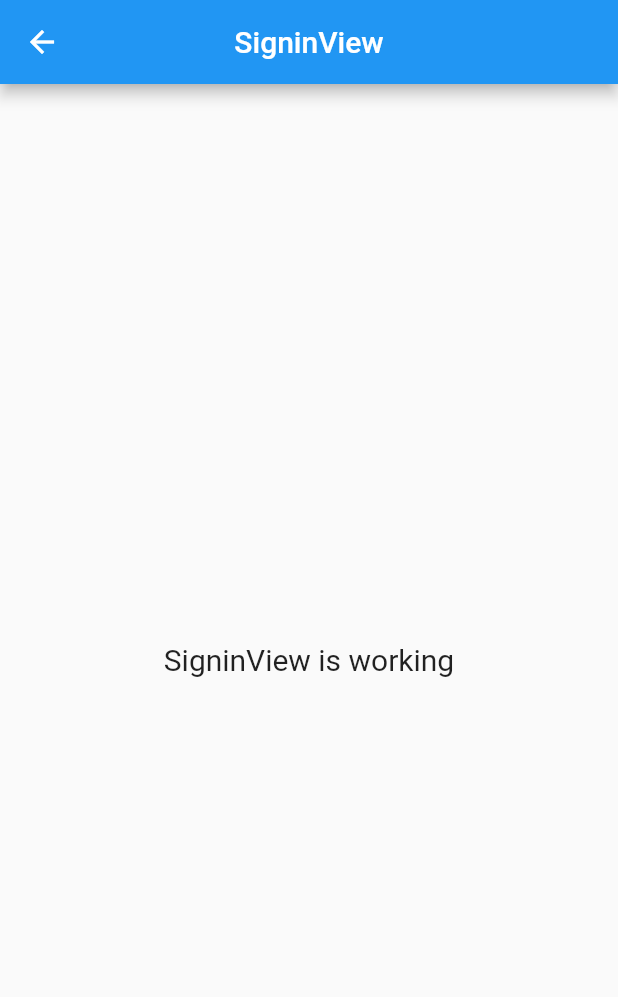
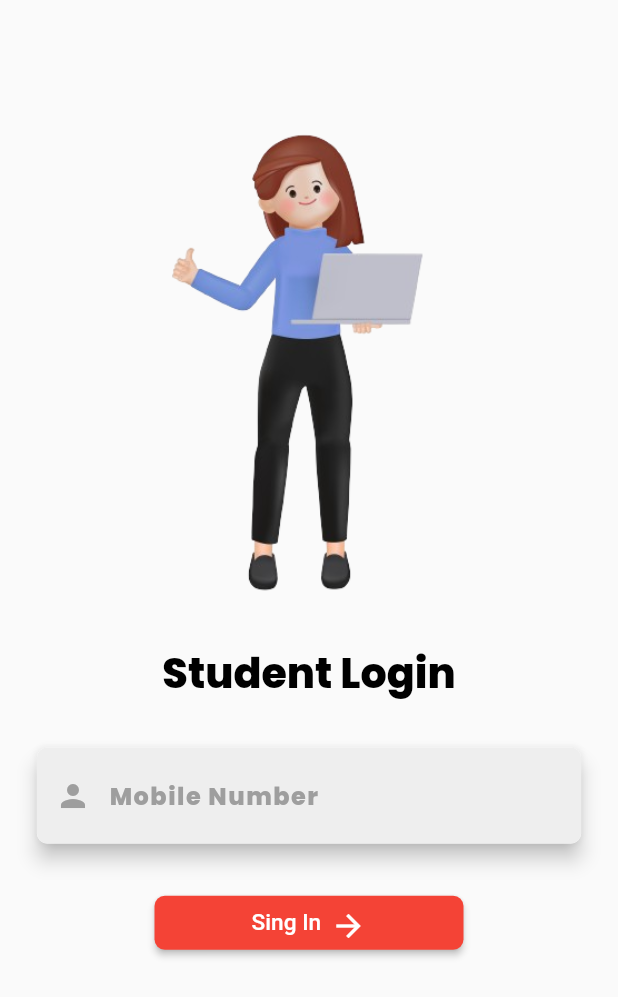
Before and after one commit to jbsInstitute12/studentApp, a Flutter app: the SigninView screen opened by its route, on a phone screen of 412 x 824 dp. Shown: the top 997 px of the screen. Run offline on Flutter 3.47's test engine with Material 2 defaults, Android fonts, the light colour scheme and no system bars; our stand-ins replace get, google_fonts, sizer.

Commit message:
add utils

```diff
--- /dev/null
+++ b/lib/app/data/appColors.dart
@@ -0,0 +1,12 @@
+import 'dart:ui';
+
+import 'package:flutter/material.dart';
+import 'package:get/get.dart';
+
+class AppColors {
+  static const Color whiteColor = Colors.white;
+  static const Color redColor = Colors.red;
+  static Color geryColor = Colors.grey.shade200;
+  static Color greyTextColor = Colors.grey.shade500;
+  static Color blackTextColor = Colors.black;
+}
--- a/lib/app/data/appStrings.dart
+++ b/lib/app/data/appStrings.dart
@@ -2,6 +2,8 @@ class AppStrings {
   static const todays = "todays";
   static const aboutUse = "About Us";
   static const managementMessage = "Management Message";
+  static const signIn = "Sing In";
+  static const studentLogin = "Student Login";
   // static const todays="todays";
   // static const todays="todays";
   // static const todays="todays";
--- /dev/null
+++ b/lib/app/data/fontFamily.dart
@@ -0,0 +1,5 @@
+import 'package:google_fonts/google_fonts.dart';
+
+class FontFamily {
+  static final String? popins = GoogleFonts.getFont("Poppins").fontFamily;
+}
--- a/lib/app/modules/signin/views/signin_view.dart
+++ b/lib/app/modules/signin/views/signin_view.dart
@@ -1,6 +1,12 @@
 import 'package:flutter/material.dart';
 
 import 'package:get/get.dart';
+import 'package:google_fonts/google_fonts.dart';
+import 'package:sizer/sizer.dart';
+import 'package:studentapp/app/data/appColors.dart';
+import 'package:studentapp/app/data/appStrings.dart';
+import 'package:studentapp/app/modules/dashboard/views/dashboard_view.dart';
+import 'package:studentapp/gen/assets.gen.dart';
 
 import '../controllers/signin_controller.dart';
 
@@ -9,16 +15,100 @@ class SigninView extends GetView<SigninController> {
   @override
   Widget build(BuildContext context) {
     return Scaffold(
-      appBar: AppBar(
-        title: const Text('SigninView'),
-        centerTitle: true,
+        body: Padding(
+      padding: EdgeInsets.symmetric(horizontal: 5.w),
+      child: Column(
+        // mainAxisAlignment: MainAxisAlignment.center,
+        // crossAxisAlignment: CrossAxisAlignment.stretch,
+        children: [
+          SizedBox(
+            height: 7.h,
+          ),
+          Image.asset(Assets.illustration.signInImage.path),
+          SizedBox(
+            height: 8.h,
+            child: Text(
+              AppStrings.studentLogin,
+              style: TextStyle(
+                  color: AppColors.blackTextColor,
+                  fontSize: 20.sp,
+                  fontFamily: GoogleFonts.getFont("Poppins").fontFamily,
+                  fontWeight: FontWeight.w800),
+            ),
+          ),
+          Card(
+            elevation: 4.sp,
+            shape: RoundedRectangleBorder(
+                borderRadius: BorderRadius.circular(5.sp)),
+            child: TextFormField(
+              cursorColor: Colors.red,
+              decoration: InputDecoration(
+                  prefixIcon: Icon(Icons.person),
+                  iconColor: Colors.grey,
+                  focusColor: AppColors.redColor,
+                  prefixIconColor: Colors.grey,
+
+                  // hoverColor: AppColors.redColor,
+                  enabledBorder: OutlineInputBorder(
+                      borderRadius: BorderRadius.circular(5.sp),
+                      borderSide: BorderSide.none),
+                  disabledBorder: OutlineInputBorder(
+                      borderRadius: BorderRadius.circular(5.sp),
+                      borderSide: BorderSide.none),
+                  focusedBorder: OutlineInputBorder(
+                      borderRadius: BorderRadius.circular(5.sp),
+                      borderSide: BorderSide.none),
+                  errorBorder: OutlineInputBorder(
+                      borderRadius: BorderRadius.circular(5.sp),
+                      borderSide: BorderSide.none),
+                  border: OutlineInputBorder(
+                      borderRadius: BorderRadius.circular(5.sp),
+                      borderSide: BorderSide.none),
+                  hintText: "Mobile Number",
+                  hintStyle: TextStyle(
+                      color: AppColors.greyTextColor,
+                      letterSpacing: 1,
+                      fontFamily: GoogleFonts.getFont("Poppins").fontFamily,
+                      fontWeight: FontWeight.w800),
+                  filled: true,
+                  fillColor: AppColors.geryColor),
+            ),
+          ),
+          SizedBox(
+            height: 3.h,
+          ),
+          ElevatedButton(
+              style: ElevatedButton.styleFrom(
+                  primary: AppColors.redColor,
+                  fixedSize: Size(50.w, 4.h),
+                  onPrimary: AppColors.whiteColor,
+                  shape: RoundedRectangleBorder(
+                      borderRadius: BorderRadius.circular(5.sp))),
+              onPressed: () {
+                Get.off(DashboardView());
+              },
+              child: Padding(
+                padding: const EdgeInsets.all(8.0),
+                child: Row(
+                  mainAxisAlignment: MainAxisAlignment.center,
+                  mainAxisSize: MainAxisSize.min,
+                  children: [
+                    // SizedBox(width: 10.5.w),
+                    Text(
+                      AppStrings.signIn,
+                      style: TextStyle(color: Colors.white, fontSize: 11.sp),
+                    ),
+                    SizedBox(width: 1.5.w),
+                    Icon(
+                      Icons.arrow_forward_sharp,
+                      color: AppColors.whiteColor,
+                    ),
+                    // SizedBox(width: 10.5.w),
+                  ],
+                ),
+              ))
+        ],
       ),
-      body: const Center(
-        child: Text(
-          'SigninView is working',
-          style: TextStyle(fontSize: 20),
-        ),
-      ),
-    );
+    ));
   }
 }
--- a/lib/app/modules/splash/bindings/splash_binding.dart
+++ b/lib/app/modules/splash/bindings/splash_binding.dart
@@ -5,8 +5,8 @@ import '../controllers/splash_controller.dart';
 class SplashBinding extends Bindings {
   @override
   void dependencies() {
-    Get.lazyPut<SplashController>(
-      () => SplashController(),
+    Get.put(
+      SplashController(),
     );
   }
 }
--- a/lib/app/modules/splash/controllers/splash_controller.dart
+++ b/lib/app/modules/splash/controllers/splash_controller.dart
@@ -1,4 +1,5 @@
 import 'package:get/get.dart';
+import 'package:studentapp/app/routes/app_pages.dart';
 
 class SplashController extends GetxController {
   //TODO: Implement SplashController
@@ -7,6 +8,10 @@ class SplashController extends GetxController {
   @override
   void onInit() {
     super.onInit();
+
+    Future.delayed(Duration(milliseconds: 100), () {
+      Get.toNamed(Routes.SIGNIN);
+    });
   }
 
   @override
--- a/lib/app/modules/splash/views/splash_view.dart
+++ b/lib/app/modules/splash/views/splash_view.dart
@@ -8,12 +8,15 @@ class SplashView extends GetView<SplashController> {
   const SplashView({Key? key}) : super(key: key);
   @override
   Widget build(BuildContext context) {
+
+
     return Scaffold(
       appBar: AppBar(
         title: const Text('SplashView'),
         centerTitle: true,
       ),
       body: const Center(
+
         child: Text(
           'SplashView is working',
           style: TextStyle(fontSize: 20),
--- a/pubspec.yaml
+++ b/pubspec.yaml
@@ -38,6 +38,10 @@ dependencies:
   sizer: ^2.0.15
   get: ^4.6.6
   build_runner: ^2.4.6
+  cached_network_image: ^3.3.0
+  carousel_slider: ^4.2.1
+  flutter_gen_runner: ^5.3.2
+  google_fonts: ^6.1.0
 
 dev_dependencies:
   flutter_test:
```
Also changed, not shown: lib/gen/assets.gen.dart (added, +101 -0 lines), pubspec.lock, 1 other file.
